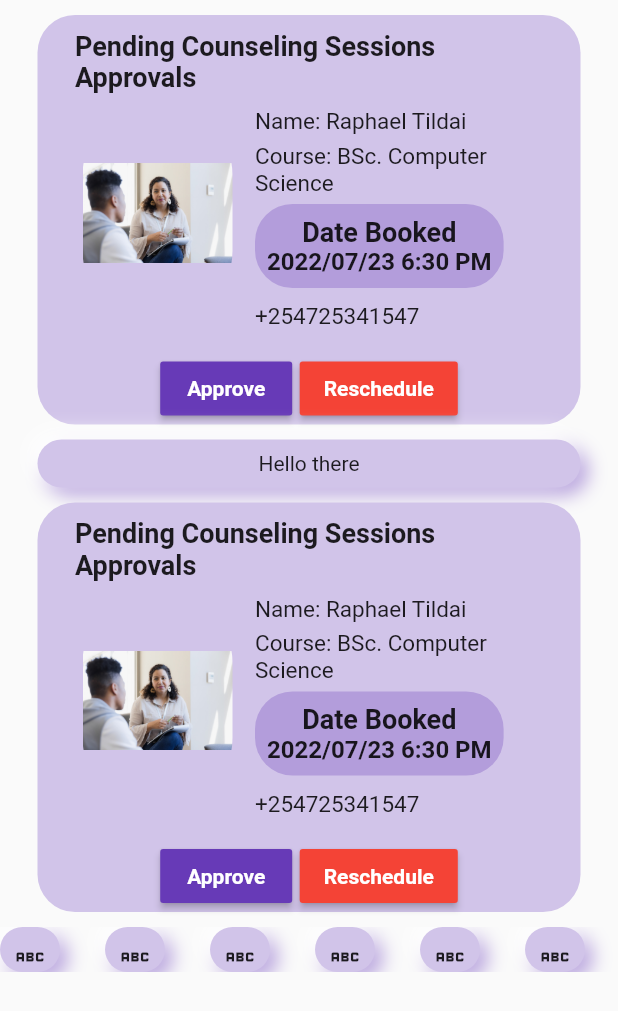
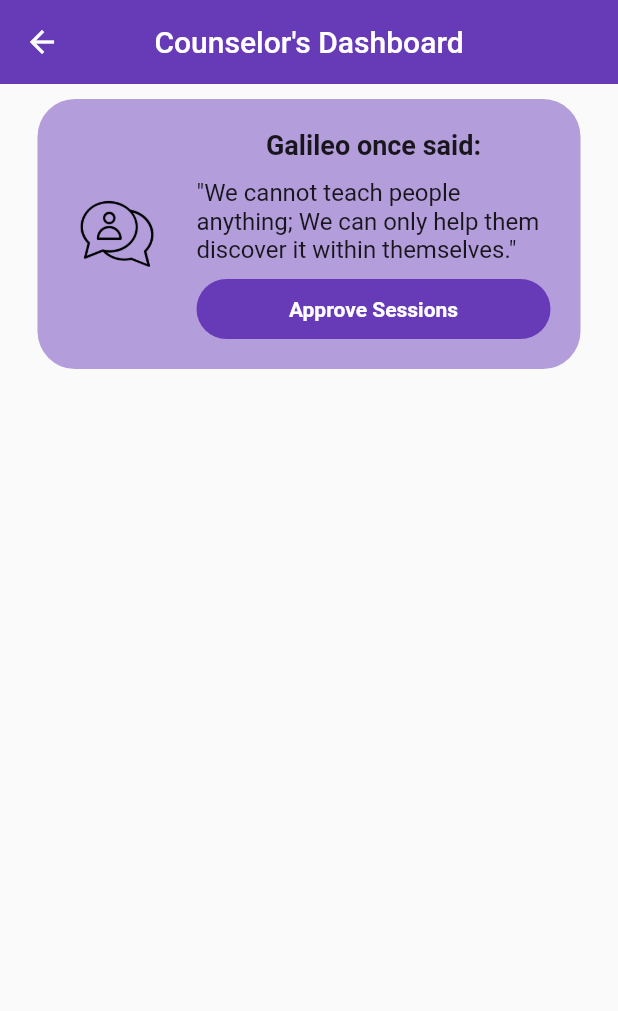
Before and after one commit to Raphtildai/Counseling_App, a Flutter app: the Counselors_page screen opened directly, on a phone screen of 412 x 824 dp. Shown: the top 1011 px of the screen. Run offline on Flutter 3.47's test engine with Material 2 defaults, Android fonts, the phone set to English and light mode, and no system bars; our stand-ins replace cloud_firestore, firebase_auth, firebase_core, google_sign_in, hidden_drawer_menu; accounts and stored records are empty; network calls fail.

```diff
--- a/lib/screens/home/Counselor/counselors_page.dart
+++ b/lib/screens/home/Counselor/counselors_page.dart
@@ -1,5 +1,6 @@
 // ignore_for_file: camel_case_types, prefer_const_constructors, sized_box_for_whitespace
 
+import 'package:careapp/functionalities/booking.dart';
 import 'package:careapp/utilities/neumorphicbox.dart';
 import 'package:flutter/material.dart';
 
@@ -10,72 +11,90 @@ class Counselors_page extends StatelessWidget {
 
   @override
   Widget build(BuildContext context) {
-    return SafeArea(
-      child: Scaffold(
-        // appBar: AppBar(
-        //   elevation: 0,
-        //   title: const Text('Counselor\'s Page'),
-        //   centerTitle: true,
-        // ),
-        body: SingleChildScrollView(
-          child:Column(
+    return Scaffold(
+      appBar: AppBar(
+        elevation: 0,
+        title: const Text('Counselor\'s Dashboard'),
+        centerTitle: true,
+      ),
+      body: SingleChildScrollView(
+        child: Column(
+          children: [
+            SizedBox(height: 10,),
+            // Card asking the counselee how they feel
+            Padding(
+              padding: const EdgeInsets.symmetric(horizontal: 25.0),
+              child: Container(
+                padding: EdgeInsets.all(20),
+                decoration: BoxDecoration(
+                  color: Colors.deepPurple[200],
+                  borderRadius: BorderRadius.circular(25),
+                ),
+                child: Row(
+                  children: [
+                    // A picture at the left
+                    Padding(
+                      padding: const EdgeInsets.all(8.0),
+                      child: Container(
+                        height: 50,
+                        width: 50,
+                        child: Image.asset('assets/icons/communication.png'),
+                      ),
+                    ),
 
-            mainAxisAlignment: MainAxisAlignment.spaceBetween,
-            children: [
-              const SizedBox(height: 10,),
+                    SizedBox(width: 20,),
 
-              // Pending booking approvals
-              CounselingBooking(),
-              const SizedBox(height: 10,),
-
-              // Counselee list
-
-              Padding(
-                padding: const EdgeInsets.symmetric(horizontal: 25),
-                child: NeuBox(
-                  child: Column(
-                    children: const [
-                      Text('Hello there'),
-                    ],
-                  ),
-                ),
-              ),
-              SizedBox(height: 10,),
-              CounselingBooking(),
-              SizedBox(height: 10,),
-
-              Row(
-                mainAxisAlignment: MainAxisAlignment.spaceBetween,
-                children: [
-                  Expanded(
-                    child: Container(
-                      height: 30,
-                      // width: 150,
-                      child: ListView(
-
-                        scrollDirection: Axis.horizontal,
-                        // ignore: prefer_const_literals_to_create_immutables
+                    // A message at the Right
+                    Expanded(
+                      child: Column(
+                        crossAxisAlignment: CrossAxisAlignment.center,
                         children: [
-                          NeuBox(child: Icon(Icons.abc)),
-                          SizedBox(width: 30,),
-                          NeuBox(child: Icon(Icons.abc)),
-                          SizedBox(width: 30,),
-                          NeuBox(child: Icon(Icons.abc)),
-                          SizedBox(width: 30,),
-                          NeuBox(child: Icon(Icons.abc)),
-                          SizedBox(width: 30,),
-                          NeuBox(child: Icon(Icons.abc)),
-                          SizedBox(width: 30,),
-                          NeuBox(child: Icon(Icons.abc)),
-                          SizedBox(width: 30,),
+                          Text(
+                            'Galileo once said:',
+                            style: TextStyle(
+                              fontWeight: FontWeight.bold,
+                              fontSize: 18,
+                            ),
+                          ),
+                          SizedBox(height: 12.0,),
+                          Text(
+                            '"We cannot teach people anything; We can only help them discover it within themselves."',
+                            style: TextStyle(
+                              fontSize: 16,
+                            ),
+                          ),
+                          SizedBox(height: 10.0,),
+                          Container(
+                            padding: EdgeInsets.all(12),
+                            decoration: BoxDecoration(
+                              color: Colors.deepPurple,
+                              borderRadius: BorderRadius.circular(25),
+                            ),
+                            child: Center(
+                              child: GestureDetector(
+                                onTap: () {
+                                  Navigator.push(context, MaterialPageRoute(builder: (context){
+                                  return Booking();
+                                },),);
+                                },
+                                child: Text(
+                                  'Approve Sessions',
+                                  style: TextStyle(
+                                    color: Colors.white,
+                                    fontWeight: FontWeight.bold,
+                                  ),
+                                ),
+                              ),
+                            ),
+                          ),
                         ],
                       ),
                     ),
-                  ),
-                ],
-              )
-            ],
-          ),
+                  ],
+                ),
+              ),
+            ),
+          ],
         ),
       ),
     );
--- a/lib/utilities/booking_card.dart
+++ b/lib/utilities/booking_card.dart
@@ -19,13 +19,7 @@ class _CounselingBookingState extends State<CounselingBooking> {
 
   @override
   Widget build(BuildContext context) {
-    return GestureDetector(
-      onTap: (() {
-        Navigator.push(context, MaterialPageRoute(builder: (context) {
-          return CounseleeProfile(counseleeID: '',);
-        }));
-      }),
-      child: Padding(
+    return Padding(
       padding: const EdgeInsets.symmetric(horizontal: 25),
       child: Container(
         decoration: BoxDecoration(
@@ -154,7 +148,6 @@ class _CounselingBookingState extends State<CounselingBooking> {
 
         ),
       ),
-      ),
     );
   }
 }
```
Also changed, not shown: lib/screens/home/Counselee/counselee_profile.dart (+68 -12 lines), lib/screens/home/Counselor/counselor_profile.dart (+63 -22 lines), assets/icons/communication.png (added). Lines whose indentation alone changed are shown as unchanged.
